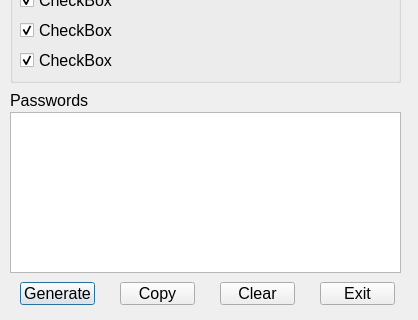
Qt form gui_big.ui (GribaHub/Password-generator) before a commit; both pictures show x 0 to 418 and y 168 to 488 of the 418 by 488 pixel window.
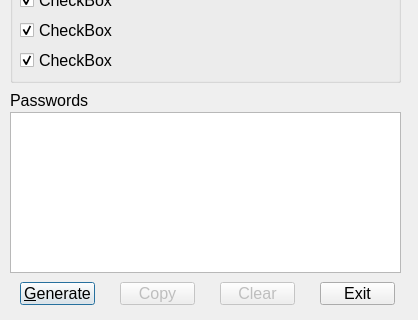
The same form after that commit.

Patch:
```diff
--- a/gui_big.ui
+++ b/gui_big.ui
@@ -100,7 +100,7 @@
     </font>
    </property>
    <property name="text">
-    <string>Generate</string>
+    <string>&amp;Generate</string>
    </property>
   </widget>
   <widget class="QPushButton" name="pushButton_2">
@@ -284,6 +284,9 @@
    </property>
   </widget>
   <widget class="QPushButton" name="pushButton_3">
+   <property name="enabled">
+    <bool>false</bool>
+   </property>
    <property name="geometry">
     <rect>
      <x>220</x>
@@ -302,6 +305,9 @@
    </property>
   </widget>
   <widget class="QPushButton" name="pushButton_4">
+   <property name="enabled">
+    <bool>false</bool>
+   </property>
    <property name="geometry">
     <rect>
      <x>120</x>
```
Left out of the diff: 16 changed lines with no effect on the pictures.
